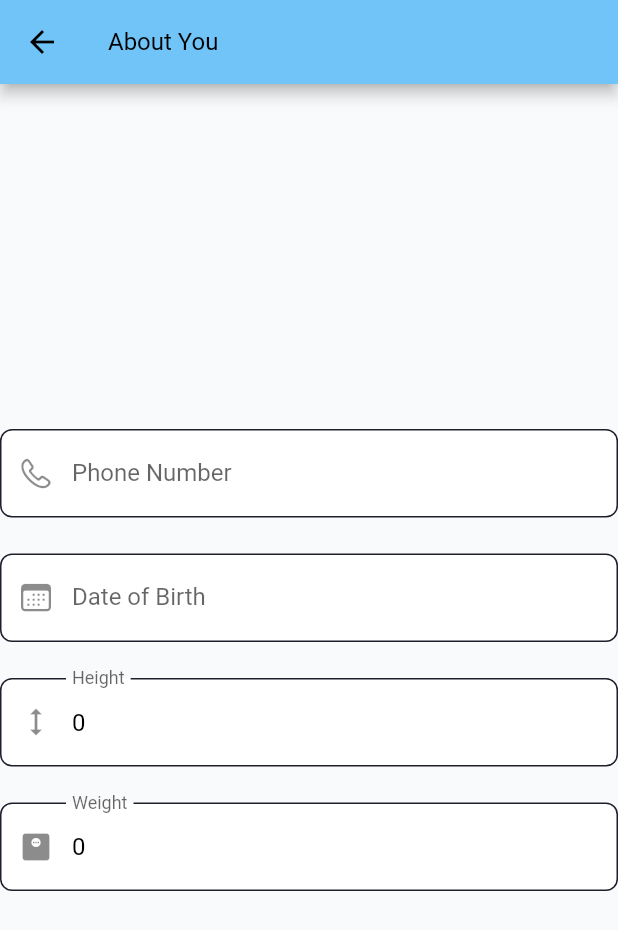
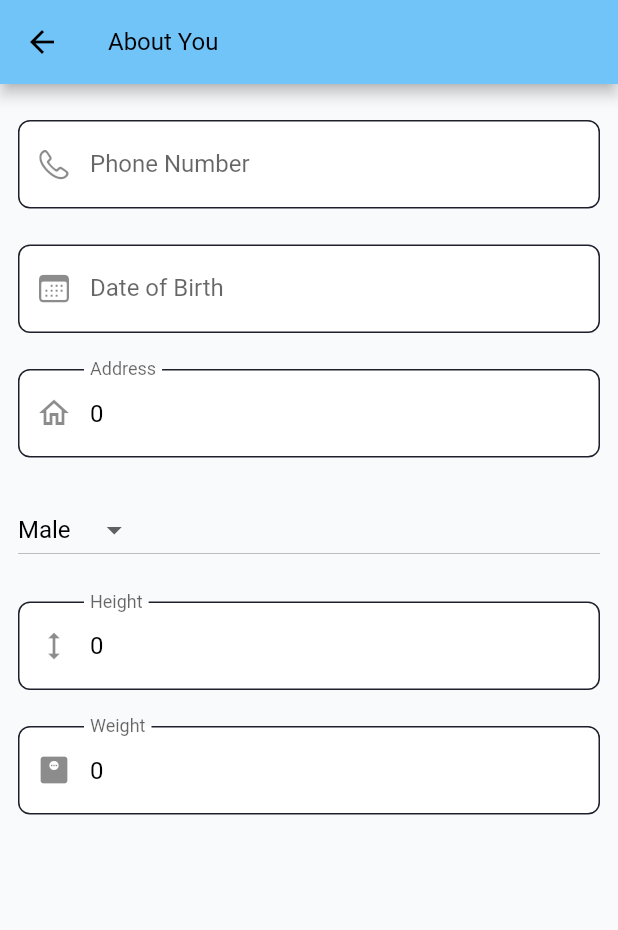
Before and after one commit to LMech/Checkup, a Flutter app: the AboutUserUI screen opened by its route, on a phone screen of 412 x 824 dp. Shown: the top 930 px of the screen. Run offline on Flutter 3.47's test engine with Material 2 defaults, Android fonts, the phone set to English and light mode, and no system bars; our stand-ins replace cloud_firestore, csv, firebase_auth, firebase_core, get, get_storage; accounts and stored records are empty; generated files the repository leaves out were written again; Roboto replaces fonts that are missing (ProductSans).

Commit message:
mock commit

```diff
--- a/lib/views/components/profile/about_user_ui.dart
+++ b/lib/views/components/profile/about_user_ui.dart
@@ -4,6 +4,7 @@ import 'package:checkup/views/components/components.dart';
 import 'package:flutter/cupertino.dart';
 import 'package:flutter/material.dart';
 import 'package:get/get.dart';
+import 'package:intl/intl.dart';
 
 class AboutUserUI extends StatefulWidget {
   AboutUserUI({Key? key}) : super(key: key);
@@ -14,24 +15,15 @@ class AboutUserUI extends StatefulWidget {
 
 class _AboutUserUIState extends State<AboutUserUI> {
   final ProfileController profileController = ProfileController.to;
-  DateTime? _selectedDate;
+  String dropdownValue = 'Male';
 
-  void _presentDatePicker() {
-    showDatePicker(
+  Future<DateTime?> _presentDatePicker() async {
+    DateTime? picked = await showDatePicker(
         context: context,
         initialDate: DateTime(2000),
         firstDate: DateTime(1900),
-            lastDate: DateTime.now())
-        .then((pickedDate) {
-      // Check if no date is selected
-      if (pickedDate == null) {
-        return;
-      }
-      setState(() {
-        // using state so that the UI will be rerendered when date is picked
-        _selectedDate = pickedDate;
-      });
-    });
+        lastDate: DateTime.now());
+    return picked;
   }
 
   // final GlobalKey<FormState> _formKey = GlobalKey<FormState>();
@@ -47,12 +39,14 @@ class _AboutUserUIState extends State<AboutUserUI> {
 
   _aboutYou() {
     return Container(
+        padding: EdgeInsets.symmetric(horizontal: 12.0),
         child: Form(
             // key: _formKey,
-            child: Column(
-                mainAxisAlignment: MainAxisAlignment.center,
-                crossAxisAlignment: CrossAxisAlignment.center,
+            child: ListView(
+                // mainAxisAlignment: MainAxisAlignment.center,
+                // crossAxisAlignment: CrossAxisAlignment.center,
                 children: <Widget>[
+              const FormVerticalSpace(),
               FormInputFieldWithIcon(
                 controller: profileController.phoneNumberController,
                 iconPrefix: CupertinoIcons.phone,
@@ -60,26 +54,54 @@ class _AboutUserUIState extends State<AboutUserUI> {
                 labelText: "Phone Number",
                 validator: Validator().name,
                 onEditdingComplete: () async {
-              await profileController.updateDB(
-                  'phoneNumber', profileController.phoneNumberController.text);
+                  await profileController.updateDB('phoneNumber',
+                      profileController.phoneNumberController.text);
                 },
               ),
               const FormVerticalSpace(),
               FormInputFieldWithIcon(
                 controller: profileController.dataOfBirthController,
                 iconPrefix: CupertinoIcons.calendar,
-            keyboardType: TextInputType.datetime,
+                keyboardType: TextInputType.none,
                 labelText: "Date of Birth",
                 validator: Validator().name,
-            onTap: () {
-              _presentDatePicker();
-              profileController.dataOfBirthController.text =
-                  _selectedDate.toString();
+                onTap: () async {
+                  DateTime? picked = await _presentDatePicker();
+                  if (picked != null) {
+                    String formated = DateFormat.yMd().format(picked);
+                    profileController.dataOfBirthController.text = formated;
+                    await profileController.updateDB('dateOfBirth',
+                        profileController.dataOfBirthController.text);
+                  }
                 },
+                onEditdingComplete: () async {},
+              ),
+              const FormVerticalSpace(),
+              FormInputFieldWithIcon(
+                  controller: profileController.heightController,
+                  iconPrefix: Icons.home_outlined,
+                  keyboardType: TextInputType.streetAddress,
+                  labelText: "Address",
+                  validator: Validator().number,
                   onEditdingComplete: () async {
-              await profileController.updateDB(
-                  'dateOfBirth', profileController.dataOfBirthController.text);
+                    await profileController.updateDB('dateOfBirth',
+                        profileController.dataOfBirthController.text);
+                  }),
+              const FormVerticalSpace(),
+              DropdownButton<String>(
+                value: dropdownValue,
+                onChanged: (String? newValue) {
+                  setState(() {
+                    dropdownValue = newValue!;
+                  });
                 },
+                items: ['Male', 'Female']
+                    .map<DropdownMenuItem<String>>((String value) {
+                  return DropdownMenuItem<String>(
+                    value: value,
+                    child: Text(value),
+                  );
+                }).toList(),
               ),
               const FormVerticalSpace(),
               FormInputFieldWithIcon(
@@ -102,7 +124,8 @@ class _AboutUserUIState extends State<AboutUserUI> {
                   onEditdingComplete: () async {
                     await profileController.updateDB('dateOfBirth',
                         profileController.dataOfBirthController.text);
-              })
+                  }),
+              const FormVerticalSpace(),
             ])));
   }
 }
```
Lines whose indentation alone changed are shown as unchanged.
